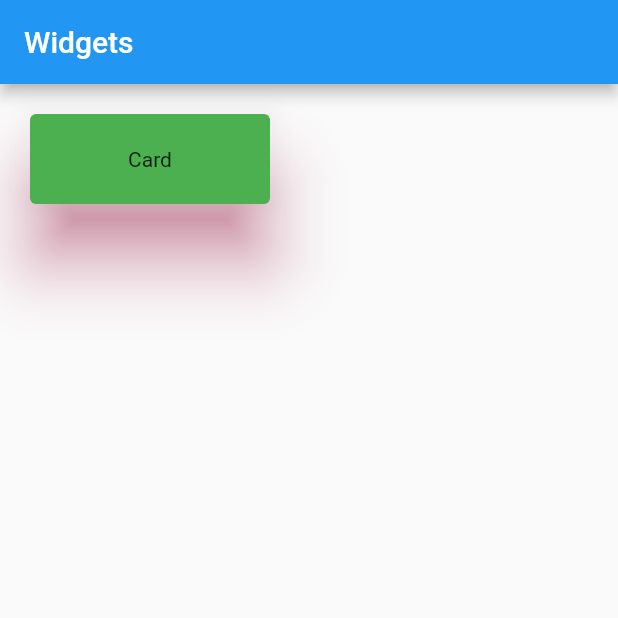
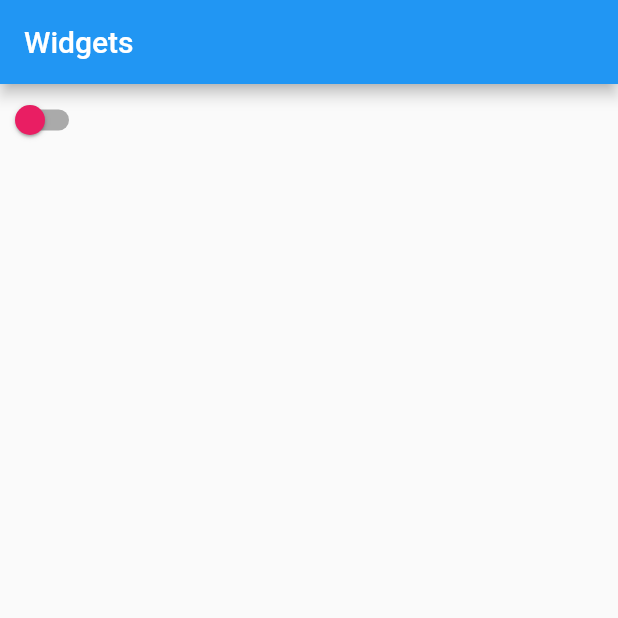
Before and after one commit to Hira-kiran/Flutter_Batch1, a Flutter app: the screen it shows after launch, on a phone screen of 412 x 824 dp, the top half of it. Run offline on Flutter 3.47's test engine with Material 2 defaults, Android fonts, the phone set to English and light mode, and no system bars.

Commit message:
class 10

```diff
--- /dev/null
+++ b/lib/Flutter Class/class10.dart
@@ -0,0 +1,120 @@
+import 'package:flutter/material.dart';
+
+class Class10 extends StatefulWidget {
+  const Class10({super.key});
+
+  @override
+  State<Class10> createState() => _Class10State();
+}
+
+class _Class10State extends State<Class10> {
+  // checkbox
+  // bool fsd = false;
+  // bool lhr = true;
+  // switch
+  bool switcHBtn = false;
+//radio btn
+  String pak = "lhr";
+  @override
+  Widget build(BuildContext context) {
+    return Scaffold(
+      appBar: AppBar(
+        title: const Text("Widgets"),
+      ),
+      body: Column(
+          // mainAxisAlignment: MainAxisAlignment.start,
+          crossAxisAlignment: CrossAxisAlignment.start,
+          children: [
+            //*********Switch*********** */
+            Switch(
+                activeColor: Colors.amber,
+                inactiveThumbColor: Colors.pink,
+                value: switcHBtn,
+                onChanged: ((value) {
+                  setState(() {
+                    switcHBtn = value;
+                  });
+                }))
+          ]),
+    );
+  }
+}
+
+//  Row(
+//           children: [
+//             //***************checkbox********** */
+//             Checkbox(
+//                 activeColor: Colors.purple,
+//                 value: fsd,
+//                 onChanged: ((value) {
+//                   setState(() {
+//                     fsd = value!;
+//                   });
+//                 })),
+//             const Text("Faisalabad")
+//           ],
+//         ),
+//         Row(
+//           children: [
+//             Checkbox(
+//                 value: lhr,
+//                 onChanged: ((value) {
+//                   setState(() {
+//                     lhr = value!;
+//                   });
+//                 })),
+//             const Text("Faisalabad")
+//           ],
+//         )
+
+// ************* Radio Button ********************
+
+//  Row(
+//               children: [
+//                 Radio(
+//                     value: "pak",
+//                     groupValue: pak,
+//                     onChanged: ((value) {
+//                       setState(() {
+//                         pak = value.toString();
+//                       });
+//                     })),
+//                 const Text("radio")
+//               ],
+//             ),
+//             Radio(
+//                 value: "lhr",
+//                 groupValue: pak,
+//                 onChanged: ((value) {
+//                   setState(() {
+//                     pak = value.toString();
+//                   });
+//                 }))
+
+//***********Daiogue Box******* */
+
+//  TextButton(
+//                 onPressed: () {
+//                   showDialog(
+//                       context: context,
+//                       builder: ((context) {
+//                         return AlertDialog(
+//                           backgroundColor: Colors.grey,
+//                           title: const Text("Show dailogue box"),
+//                           content: const Text("flutter mobile app devole"),
+//                           actions: [
+//                             TextButton(
+//                                 onPressed: () {
+//                                   Navigator.pop(context);
+//                                 },
+//                                 child: const Text("Cancel")),
+//                             TextButton(
+//                                 onPressed: () {
+//                                   Navigator.pop(context);
+//                                 },
+//                                 child: const Text("Ok"))
+//                           ],
+//                         );
+//                       }));
+//                 },
+//                 child: const Text("dialogue"))
--- a/lib/Flutter Class/class9.dart
+++ b/lib/Flutter Class/class9.dart
@@ -18,12 +18,12 @@ class Class9 extends StatelessWidget {
           title: const Text("Widgets"),
         ),
         body: Column(
-          children: [
-            Container(
+          children: const [
+            SizedBox(
               height: 100,
               width: 200,
               // Card widgets
-              child: const Card(
+              child: Card(
                 elevation: 20,
                 margin: EdgeInsets.all(20),
                 shadowColor: Colors.pink,
@@ -36,7 +36,8 @@ class Class9 extends StatelessWidget {
   }
 }
 
-// Sized box
+// *************Sized box***************
+//**************Listview**************** */
 
 
 //  ListView(
--- a/lib/main.dart
+++ b/lib/main.dart
@@ -1,7 +1,5 @@
 import 'package:flutter/material.dart';
-import 'package:fluttercls/Flutter%20Class/class8.dart';
-
-import 'Flutter Class/Class9.dart';
+import 'package:fluttercls/Flutter%20Class/class10.dart';
 
 void main() {
   runApp(const MyApp());
@@ -12,6 +10,6 @@ class MyApp extends StatelessWidget {
 
   @override
   Widget build(BuildContext context) {
-    return const MaterialApp(debugShowCheckedModeBanner: false, home: Class9());
+    return const MaterialApp(debugShowCheckedModeBanner: false, home: Class10());
   }
 }
```
